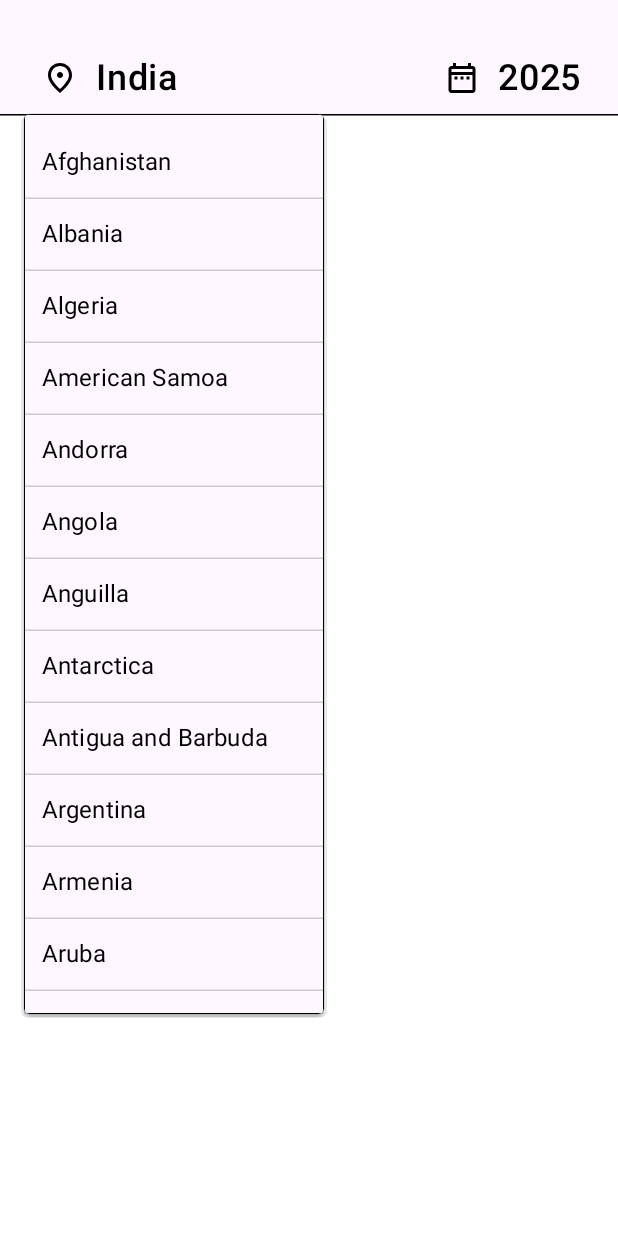
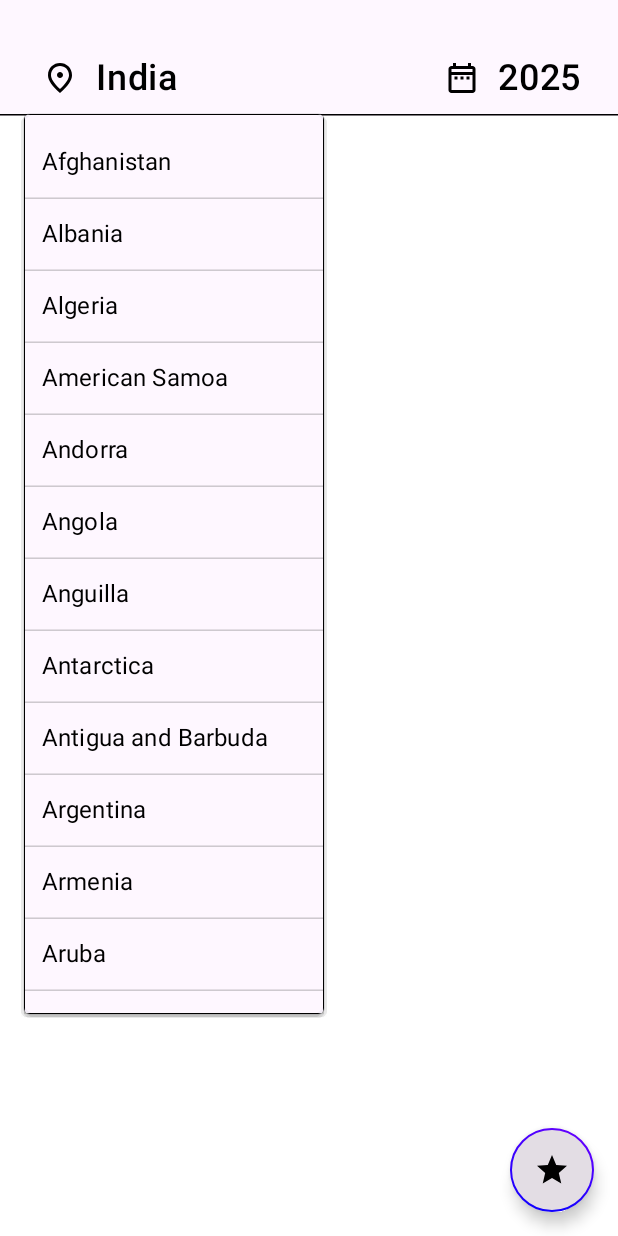
Before and after one commit to MrKumaran/Holiday-Finder, an Android app built with Jetpack Compose: the screen it shows after launch (MainActivity), after a tap on "Location", on a phone screen of 412 x 824 dp. Run offline under Robolectric (Android 15) with nearby library versions, the phone set to English and light mode, and no system bars; network calls fail; 1 statement that could not run was skipped.

Commit message:
Saving star v2.3

```diff
--- a/app/src/main/java/com/holidayfinder/AppStructure.kt
+++ b/app/src/main/java/com/holidayfinder/AppStructure.kt
@@ -1,18 +1,37 @@
 package com.holidayfinder
 
+import androidx.compose.foundation.border
+import androidx.compose.foundation.isSystemInDarkTheme
 import androidx.compose.foundation.layout.WindowInsets
+import androidx.compose.foundation.layout.navigationBarsPadding
 import androidx.compose.foundation.layout.padding
 import androidx.compose.foundation.layout.safeDrawing
+import androidx.compose.foundation.shape.CircleShape
+import androidx.compose.material.icons.Icons
+import androidx.compose.material.icons.filled.Star
+import androidx.compose.material3.FloatingActionButton
+import androidx.compose.material3.Icon
+import androidx.compose.material3.MaterialTheme
 import androidx.compose.material3.Scaffold
 import androidx.compose.runtime.Composable
+import androidx.compose.runtime.getValue
+import androidx.compose.runtime.mutableStateOf
+import androidx.compose.runtime.remember
+import androidx.compose.runtime.setValue
 import androidx.compose.ui.Modifier
+import androidx.compose.ui.geometry.Offset
+import androidx.compose.ui.graphics.Brush
+import androidx.compose.ui.graphics.Color
+import androidx.compose.ui.unit.dp
 import com.holidayfinder.data.DataManager
 import com.holidayfinder.pages.holidayPage.HolidayPage
 
 // app layout
 @Composable
 fun AppStructure(dataManager: DataManager) {
+    var savedPageToggle by remember { mutableStateOf(false) }
     Scaffold(
+        modifier = Modifier.navigationBarsPadding(),
             contentWindowInsets = WindowInsets.safeDrawing,
             topBar = {
                 TitleBar(
@@ -20,11 +39,38 @@ fun AppStructure(dataManager: DataManager) {
                     year = "2025",
                     dataManager = dataManager
                 )
+            },
+        floatingActionButton = {
+            FloatingActionButton(
+                onClick = {savedPageToggle = !savedPageToggle},
+                shape = CircleShape,
+                containerColor = MaterialTheme.colorScheme.background,
+                contentColor = MaterialTheme.colorScheme.primary,
+                modifier = Modifier
+                    .border(
+                        width = 1.dp, brush = Brush.sweepGradient(
+                            colors = if (isSystemInDarkTheme())
+                                listOf(Color.Black, Color.Blue, Color.Yellow, Color.Magenta, Color.Black)
+                            else
+                                listOf(Color.White, Color.Black, Color.Blue, Color.Magenta, Color.White),
+                            center = Offset(200f, 100f)),
+                        shape = CircleShape
+                    )
+            ) {
+                Icon(
+                    imageVector = Icons.Filled.Star,
+                    contentDescription = "Favorite",
+                    tint = MaterialTheme.colorScheme.primary,
+                    modifier = Modifier
+                        .padding(8.dp)
+                )
             }
-        ){ innerPadding ->
+        }
+        ) { innerPadding ->
             HolidayPage(
                 dataManager = dataManager,
-                modifier =  Modifier
+                savedPageToggle = savedPageToggle,
+                modifier = Modifier
                     .padding(innerPadding)
             )
         }
--- a/app/src/main/java/com/holidayfinder/MainActivity.kt
+++ b/app/src/main/java/com/holidayfinder/MainActivity.kt
@@ -11,10 +11,8 @@ import com.holidayfinder.ui.theme.HolidayFinderTheme
 class MainActivity : ComponentActivity() {
     override fun onCreate(savedInstanceState: Bundle?) {
         super.onCreate(savedInstanceState)
-
         // DataManager instance
         val dataManager = ViewModelProvider(this)[DataManager::class.java]
-
         // full screen includes status bar and navigation bar
         enableEdgeToEdge()
         setContent {
--- a/app/src/main/java/com/holidayfinder/TitleBar.kt
+++ b/app/src/main/java/com/holidayfinder/TitleBar.kt
@@ -140,7 +140,6 @@ fun TitleBar(location: String, year: String, dataManager: DataManager) {
                 )
 
             }
-
             // Year Row --------------------------------------------------------------------------------------------------------------------------
             Row(verticalAlignment = Alignment.CenterVertically) {
                 IconButton(
@@ -204,7 +203,6 @@ fun TitleBar(location: String, year: String, dataManager: DataManager) {
                     color = MaterialTheme.colorScheme.primary
                 )
             }
-
         }
         HorizontalDivider(
             thickness = 1.dp,
--- a/app/src/main/java/com/holidayfinder/pages/holidayPage/HolidayPage.kt
+++ b/app/src/main/java/com/holidayfinder/pages/holidayPage/HolidayPage.kt
@@ -1,5 +1,6 @@
 package com.holidayfinder.pages.holidayPage
 
+import android.content.Context
 import androidx.compose.foundation.BorderStroke
 import androidx.compose.foundation.Image
 import androidx.compose.foundation.background
@@ -53,18 +54,18 @@ import com.holidayfinder.nonComposables.savedHoliday
 // Entire Holiday page layout
 @Composable
 fun HolidayPage(
-    dataManager: DataManager, modifier: Modifier = Modifier
+    dataManager: DataManager, savedPageToggle:Boolean, modifier: Modifier = Modifier
 ) {
     // remember filters variables
+    val context = LocalContext.current
     val selectedTypeFilters = remember { mutableStateOf("None") }
     val selectedDayFilters = remember { mutableStateOf("None") }
     val selectedMonthFilters = remember { mutableStateOf("None") }
     var holidayList = dataManager.holidayList.filter { holiday ->
-        (holiday.type == selectedTypeFilters.value || selectedTypeFilters.value == "None") && (getDay(
-            holiday.date
-        ) == selectedDayFilters.value || selectedDayFilters.value == "None") && (getMonth(holiday.date) == selectedMonthFilters.value || selectedMonthFilters.value == "None")
+        (holiday.type == selectedTypeFilters.value || selectedTypeFilters.value == "None") &&
+                (getDay(holiday.date) == selectedDayFilters.value || selectedDayFilters.value == "None") &&
+                (getMonth(holiday.date) == selectedMonthFilters.value || selectedMonthFilters.value == "None")
     }
-    println(holidayList)
     LazyColumn(
         modifier = modifier.background(
             MaterialTheme.colorScheme.background
@@ -95,26 +96,16 @@ fun HolidayPage(
                 )
             }
         }
-        // Filters ------------------------------------------------------------------------------------------
-        // Cards ---------------------------------
         items(holidayList) { holiday ->
-            val day = getDay(holiday.date)
-            val month = getMonth(holiday.date)
-            if (
-                (holiday.type == selectedTypeFilters.value || selectedTypeFilters.value == "None") &&
-                (day == selectedDayFilters.value || selectedDayFilters.value == "None") &&
-                (month == selectedMonthFilters.value || selectedMonthFilters.value == "None")
-            ) {
             HolidayCards(
                 eventName = holiday.name,
                 eventType = holiday.type,
                 eventDate = formatDate(holiday.date),
-                    eventDay = day,
-                    country = holiday.country
+                eventDay = getDay(holiday.date),
+                country = holiday.country,
+                context = context
             )
         }
-        }
-
     }
 }
 
@@ -122,9 +113,8 @@ fun HolidayPage(
 // Holiday each card layout
 @Composable
 private fun HolidayCards(
-    eventName: String, eventType: String, eventDate: String, eventDay: String, country: String
+    eventName: String, eventType: String, eventDate: String, eventDay: String, country: String, context: Context
 ) {
-    val context = LocalContext.current
     var savedHolidays = remember {
         mutableStateOf(savedHoliday(context))
     }
@@ -212,7 +202,8 @@ private fun HolidayCards(
                                 MaterialTheme.colorScheme.tertiary
                             ), center = Offset(200f, 100f)
                         ), shape = RoundedCornerShape(20)
-                    ), thickness = .4.dp
+                    ),
+                thickness = .4.dp
             )
             Spacer(
                 modifier = Modifier.padding(vertical = 2.dp)
--- a/app/src/main/java/com/holidayfinder/ui/theme/Color.kt
+++ b/app/src/main/java/com/holidayfinder/ui/theme/Color.kt
@@ -5,4 +5,4 @@ import androidx.compose.ui.graphics.Color
 val White = Color(0xFFFFFFFF)
 val Black = Color(0xFF000000)
 val Gray = Color(0xFFE8E8E8)
-val Yellow = Color(0xFF0091EA)
+val Cyan = Color(0xFF0091EA)
--- a/app/src/main/java/com/holidayfinder/ui/theme/Theme.kt
+++ b/app/src/main/java/com/holidayfinder/ui/theme/Theme.kt
@@ -9,13 +9,13 @@ import androidx.compose.runtime.Composable
 private val DarkColorScheme = darkColorScheme(
     primary = White,
     secondary = Gray,
-    tertiary = Yellow
+    tertiary = Cyan
 )
 
 private val LightColorScheme = lightColorScheme(
     primary = Black,
     secondary = Gray,
-    tertiary = Yellow
+    tertiary = Cyan
 )
 
 @Composable
```
Lines whose indentation alone changed are shown as unchanged.
